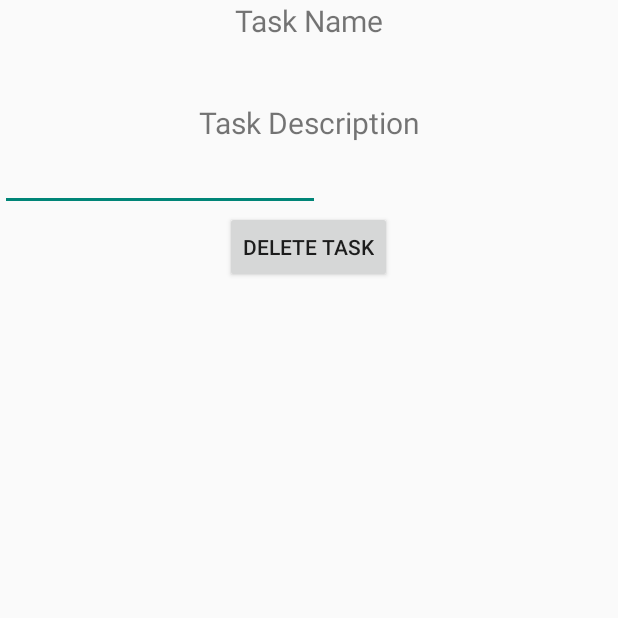
After one commit to zulalidou/myPlanner, an Android app: the TaskInfoActivity screen opened directly, with no data from a screen before it, on a phone screen of 412 x 824 dp, the top half of it. The commit adds this screen. Run offline under Robolectric (Android 15) with nearby library versions, the phone set to English and light mode, and no system bars.

Commit message:
Still buggy and un-presentable, but able to save and delete tasks

```diff
--- a/app/build.gradle
+++ b/app/build.gradle
@@ -27,6 +27,7 @@ dependencies {
     androidTestImplementation 'androidx.test:runner:1.1.1'
     androidTestImplementation 'androidx.test.espresso:espresso-core:3.2.0'
 
-    implementation 'com.google.android.material:material:1.0.0-rc01' // for the floating action button
+    implementation 'com.google.android.material:material:1.0.0-rc01'
+    // for the floating action button
     implementation 'com.android.support:design:22.2.1' // for navigation drawer
 }
--- a/app/src/main/AndroidManifest.xml
+++ b/app/src/main/AndroidManifest.xml
@@ -9,6 +9,7 @@
         android:roundIcon="@mipmap/ic_launcher_round"
         android:supportsRtl="true"
         android:theme="@style/AppTheme">
+        <activity android:name=".TaskInfoActivity"></activity>
         <activity android:name=".MainActivity">
             <intent-filter>
                 <action android:name="android.intent.action.MAIN" />
--- a/app/src/main/java/com/example/myplanner/CreateTaskFragment.java
+++ b/app/src/main/java/com/example/myplanner/CreateTaskFragment.java
@@ -74,6 +74,7 @@ public class CreateTaskFragment extends Fragment {
         else {
             Toast.makeText(getContext(), "New task added", Toast.LENGTH_LONG).show();
 
+            CurrentTaskFragment.tasks_Map.put(taskEditText.getText().toString(), descriptionEditText.getText().toString());
             CurrentTaskFragment.taskArray.add(taskEditText.getText().toString());
             ArrayAdapter<String> myArrayAdapter = new ArrayAdapter<String>(getActivity(), android.R.layout.simple_list_item_1, CurrentTaskFragment.taskArray);
             CurrentTaskFragment.taskListView.setAdapter(myArrayAdapter);
--- a/app/src/main/java/com/example/myplanner/CurrentTaskFragment.java
+++ b/app/src/main/java/com/example/myplanner/CurrentTaskFragment.java
@@ -5,8 +5,10 @@ import android.os.Bundle;
 import android.view.LayoutInflater;
 import android.view.View;
 import android.view.ViewGroup;
+import android.widget.AdapterView;
 import android.widget.ArrayAdapter;
 import android.widget.ListView;
+import android.widget.Toast;
 
 import androidx.annotation.NonNull;
 import androidx.annotation.Nullable;
@@ -17,10 +19,12 @@ import androidx.fragment.app.FragmentTransaction;
 import com.google.android.material.floatingactionbutton.FloatingActionButton;
 
 import java.util.ArrayList;
+import java.util.HashMap;
 
 public class CurrentTaskFragment extends Fragment {
     static ListView taskListView;
     static ArrayList<String> taskArray = new ArrayList<String>();
+    static HashMap<String, String> tasks_Map = new HashMap<String, String>();
 
     private FloatingActionButton addTask;
 
@@ -29,9 +33,22 @@ public class CurrentTaskFragment extends Fragment {
     public View onCreateView(@NonNull LayoutInflater inflater, @Nullable ViewGroup container, @Nullable Bundle savedInstanceState) {
         View myView = inflater.inflate(R.layout.fragment_currenttasks, container, false);
 
+
         taskListView = (ListView) myView.findViewById(R.id.tasks_LV);
         ArrayAdapter<String> myArrayAdapter = new ArrayAdapter<String>(getActivity(), android.R.layout.simple_list_item_1, taskArray);
         taskListView.setAdapter(myArrayAdapter);
+
+        taskListView.setOnItemClickListener(new AdapterView.OnItemClickListener() {
+            @Override
+            public void onItemClick(AdapterView<?> parent, View view, int position, long id) {
+                String taskName = parent.getItemAtPosition(position).toString();
+
+                Intent myIntent = new Intent(getActivity(), TaskInfoActivity.class);
+                myIntent.putExtra("myKey", taskName);
+                startActivity(myIntent);
+            }
+        });
+
 
         addTask = (FloatingActionButton) myView.findViewById(R.id.addTasks_FB);
 
@@ -42,11 +59,11 @@ public class CurrentTaskFragment extends Fragment {
             }
         });
 
+
         return myView;
     }
 
     private void createTask() {
-
         FragmentManager myFragMan = getFragmentManager();
         FragmentTransaction myFragTrans = myFragMan.beginTransaction();
 
--- /dev/null
+++ b/app/src/main/java/com/example/myplanner/TaskInfoActivity.java
@@ -0,0 +1,49 @@
+package com.example.myplanner;
+
+import androidx.appcompat.app.AppCompatActivity;
+import androidx.appcompat.widget.Toolbar;
+
+import android.os.Bundle;
+import android.view.View;
+import android.widget.ArrayAdapter;
+import android.widget.Button;
+import android.widget.EditText;
+import android.widget.TextView;
+
+public class TaskInfoActivity extends AppCompatActivity {
+    //private Toolbar toolbar;
+    private TextView taskName;
+    private EditText taskDescription;
+    private Button deleteTask;
+
+    @Override
+    protected void onCreate(Bundle savedInstanceState) {
+        super.onCreate(savedInstanceState);
+        setContentView(R.layout.activity_task_info);
+
+
+        taskName = (TextView) findViewById(R.id.taskName_TV_answer);
+        taskDescription = (EditText) findViewById(R.id.taskDescription_ET_answer);
+        deleteTask = (Button) findViewById(R.id.deleteTask_BTN);
+
+        final String key = getIntent().getStringExtra("myKey");
+        taskName.setText(key);
+
+        final String value = CurrentTaskFragment.tasks_Map.get(key);
+        taskDescription.setText(value);
+
+
+        deleteTask.setOnClickListener(new View.OnClickListener() {
+            @Override
+            public void onClick(View v) {
+                CurrentTaskFragment.taskArray.remove(key);
+                CurrentTaskFragment.tasks_Map.remove(key);
+
+                // update task screen
+                ArrayAdapter<String> myArrayAdapter = new ArrayAdapter<String>(TaskInfoActivity.this, android.R.layout.simple_list_item_1, CurrentTaskFragment.taskArray);
+                CurrentTaskFragment.taskListView.setAdapter(myArrayAdapter);
+                finish();
+            }
+        });
+    }
+}
--- a/app/src/main/java/com/example/myplanner/TimePickerFragment.java
+++ b/app/src/main/java/com/example/myplanner/TimePickerFragment.java
@@ -26,9 +26,9 @@ public class TimePickerFragment extends DialogFragment {
     @NonNull
     @Override
     public Dialog onCreateDialog(@Nullable Bundle savedInstanceState) {
-        Calendar myCalender = Calendar.getInstance();
-        int hour = myCalender.get(Calendar.HOUR_OF_DAY);
-        int minute = myCalender.get(Calendar.MINUTE);
+        Calendar myCalendar = Calendar.getInstance();
+        int hour = myCalendar.get(Calendar.HOUR_OF_DAY);
+        int minute = myCalendar.get(Calendar.MINUTE);
 
         return new TimePickerDialog(getActivity(), new TimePickerDialog.OnTimeSetListener() {
 
--- /dev/null
+++ b/app/src/main/res/layout/activity_task_info.xml
@@ -0,0 +1,54 @@
+<?xml version="1.0" encoding="utf-8"?>
+<RelativeLayout xmlns:android="http://schemas.android.com/apk/res/android"
+    xmlns:app="http://schemas.android.com/apk/res-auto"
+    xmlns:tools="http://schemas.android.com/tools"
+    android:layout_width="match_parent"
+    android:layout_height="match_parent"
+    tools:context=".TaskInfoActivity">
+
+    <TextView
+        android:id="@+id/taskName_TV_header"
+        android:text="Task Name"
+        android:textSize="20dp"
+        android:layout_width="match_parent"
+        android:layout_height="wrap_content"
+        android:gravity="center"/>
+
+    <TextView
+        android:id="@+id/taskName_TV_answer"
+        android:text="Hello World"
+        android:textSize="30dp"
+        android:layout_width="match_parent"
+        android:layout_height="wrap_content"
+        android:gravity="center"
+        android:layout_below="@+id/taskName_TV_header"/>
+
+
+    <TextView
+        android:id="@+id/taskDescription_TV_header"
+        android:text="Task Description"
+        android:textSize="20dp"
+        android:layout_width="match_parent"
+        android:layout_height="wrap_content"
+        android:gravity="center"
+        android:layout_below="@+id/taskName_TV_answer"/>
+
+    <EditText
+        android:id="@+id/taskDescription_ET_answer"
+        android:layout_width="wrap_content"
+        android:layout_height="wrap_content"
+        android:ems="10"
+        android:gravity="start|top"
+        android:inputType="textMultiLine"
+        android:layout_below="@+id/taskDescription_TV_header"/>
+
+
+    <Button
+        android:id="@+id/deleteTask_BTN"
+        android:text="Delete Task"
+        android:layout_width="wrap_content"
+        android:layout_height="wrap_content"
+        android:layout_centerHorizontal="true"
+        android:layout_below="@+id/taskDescription_ET_answer"/>
+
+</RelativeLayout>
```
